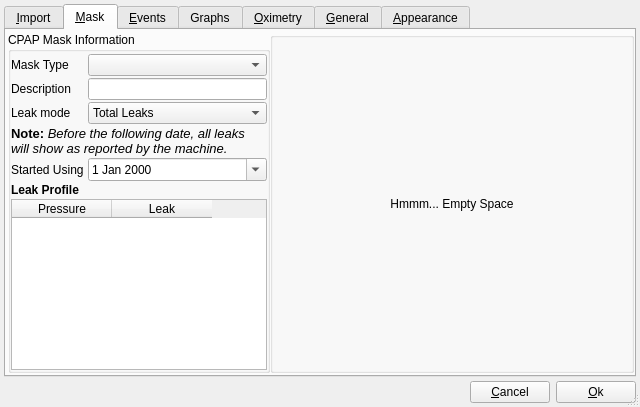
Qt form preferencesdialog.ui (sbonaime/sleepyhead-code.) before a commit.
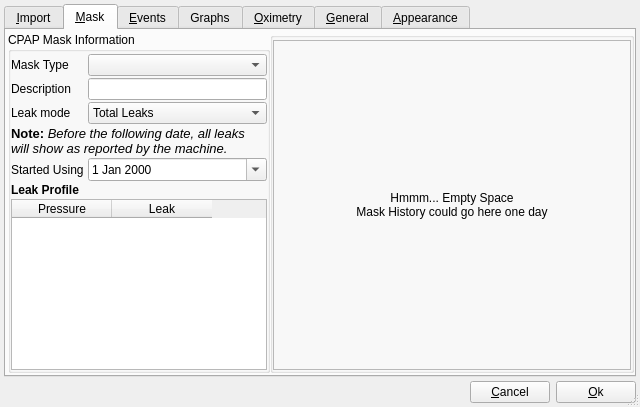
The same form after that commit. The open tabs and pages were chosen to show the change.

Commit message: Session Usage summarychart range fix

```diff
--- a/preferencesdialog.ui
+++ b/preferencesdialog.ui
@@ -548,10 +548,26 @@
           <string/>
          </property>
          <layout class="QVBoxLayout" name="verticalLayout_6">
+          <property name="leftMargin">
+           <number>0</number>
+          </property>
+          <property name="topMargin">
+           <number>2</number>
+          </property>
+          <property name="rightMargin">
+           <number>0</number>
+          </property>
+          <property name="bottomMargin">
+           <number>0</number>
+          </property>
           <item>
            <widget class="QLabel" name="label_32">
+            <property name="frameShape">
+             <enum>QFrame::StyledPanel</enum>
+            </property>
             <property name="text">
-             <string>Hmmm... Empty Space</string>
+             <string>Hmmm... Empty Space
+Mask History could go here one day</string>
             </property>
             <property name="alignment">
              <set>Qt::AlignCenter</set>
```
Left out of the diff: 2 changed lines with no effect on the pictures. The commit also changes 1 other file.
